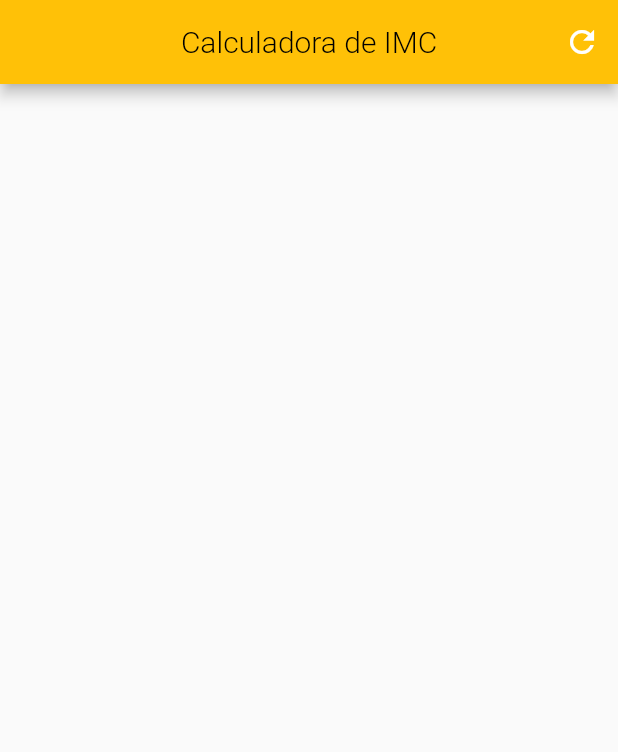
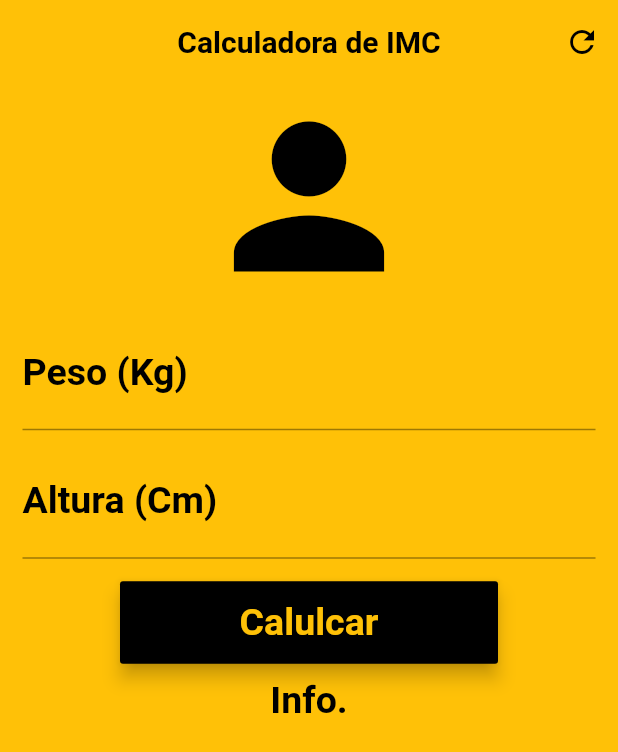
Before and after one commit to ericcleptonsilva/calculadore_ICM, a Flutter app: the screen it shows after launch, on a phone screen of 412 x 824 dp. Shown: the top 752 px of the screen. Run offline on Flutter 3.47's test engine with Material 2 defaults, Android fonts, the phone set to English and light mode, and no system bars.

Commit message:
Front-End Finalizado

```diff
--- /dev/null
+++ b/lib/home_componetes.dart
@@ -0,0 +1,82 @@
+import 'package:flutter/material.dart';
+
+class HomeComponetes extends StatefulWidget {
+  @override
+  _HomeComponetesState createState() => _HomeComponetesState();
+}
+
+class _HomeComponetesState extends State<HomeComponetes> {
+  @override
+  Widget build(BuildContext context) {
+    return SingleChildScrollView(
+        padding: EdgeInsets.only(right: 10, left: 10),
+        child: Column(
+          crossAxisAlignment: CrossAxisAlignment.stretch,
+          children: <Widget>[
+            Icon(
+              Icons.person,
+              size: 150,
+              color: Colors.black,
+            ),
+            Padding(
+              padding: EdgeInsets.all(5),
+              child: TextField(
+                keyboardType: TextInputType.number,
+                decoration: InputDecoration(
+                    labelText: "Peso (Kg)",
+                    labelStyle: TextStyle(color: Colors.black)),
+                textAlign: TextAlign.center,
+                style: TextStyle(
+                    color: Colors.black,
+                    fontSize: 25,
+                    fontWeight: FontWeight.w600),
+              ),
+            ),
+            Padding(
+              padding: EdgeInsets.all(5),
+              child: TextField(
+                keyboardType: TextInputType.number,
+                decoration: InputDecoration(
+                    labelText: "Altura (Cm)",
+                    labelStyle: TextStyle(color: Colors.black)),
+                textAlign: TextAlign.center,
+                style: TextStyle(
+                    color: Colors.black,
+                    fontSize: 25,
+                    fontWeight: FontWeight.w600),
+              ),
+            ),
+            Padding(
+              padding: EdgeInsets.only(left: 70, right: 70, top: 10),
+              child: Container(
+                height: 55,
+                // ignore: deprecated_member_use
+                child: RaisedButton(
+                  elevation: 5,
+                  onPressed: () {},
+                  child: Text(
+                    "Calulcar",
+                    style: TextStyle(
+                        color: Colors.amber,
+                        fontSize: 25,
+                        fontWeight: FontWeight.w600),
+                  ),
+                  color: Colors.black,
+                ),
+              ),
+            ),
+            Padding(
+              padding: EdgeInsets.only(top: 10),
+              child: Text(
+                "Info.",
+                textAlign: TextAlign.center,
+                style: TextStyle(
+                    color: Colors.black,
+                    fontSize: 25,
+                    fontWeight: FontWeight.w600),
+              ),
+            )
+          ],
+        ));
+  }
+}
--- a/lib/main.dart
+++ b/lib/main.dart
@@ -1,3 +1,4 @@
+import 'package:calculadora_icm/home_componetes.dart';
 import 'package:flutter/material.dart';
 
 void main() {
@@ -18,19 +19,25 @@ class _HomePageState extends State<HomePage> {
   Widget build(BuildContext context) {
     return Scaffold(
       appBar: AppBar(
+        elevation: 0,
         title: Text(
           Textinfor01,
-          style: TextStyle(color: Colors.black, fontWeight: FontWeight.w300),
+          style: TextStyle(color: Colors.black, fontWeight: FontWeight.w600),
         ),
         centerTitle: true,
         backgroundColor: Colors.amber,
         actions: <Widget>[
           IconButton(
-            icon: Icon(Icons.refresh),
+            icon: Icon(
+              Icons.refresh,
+              color: Colors.black,
+            ),
             onPressed: () {},
           )
         ],
       ),
+      backgroundColor: Colors.amber,
+      body: HomeComponetes(),
     );
   }
 }
```
Also changed, not shown: 1 other file.
